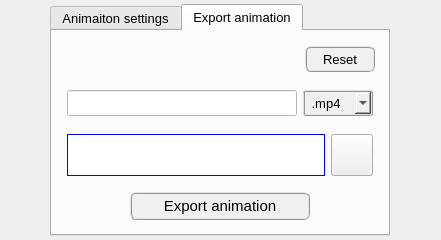
The window that pulse/interface/ui_files/plots/animation/animation_widget.ui (open-pulse/OpenPulse) describes before a commit, drawn with Qt 5.
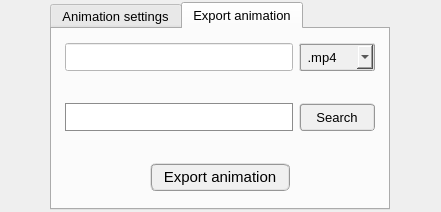
The same window after the commit. The open tabs and pages were chosen to show the change. Icons and pictures are not drawn.

Diff of the .ui file:
```diff
--- a/pulse/interface/ui_files/plots/animation/animation_widget.ui
+++ b/pulse/interface/ui_files/plots/animation/animation_widget.ui
@@ -7,19 +7,19 @@
     <x>0</x>
     <y>0</y>
     <width>441</width>
-    <height>240</height>
+    <height>212</height>
    </rect>
   </property>
   <property name="minimumSize">
    <size>
     <width>320</width>
-    <height>240</height>
+    <height>212</height>
    </size>
   </property>
   <property name="maximumSize">
    <size>
     <width>600</width>
-    <height>240</height>
+    <height>212</height>
    </size>
   </property>
   <property name="windowTitle">
@@ -27,26 +27,26 @@
   </property>
   <layout class="QGridLayout" name="gridLayout">
    <property name="leftMargin">
-    <number>4</number>
+    <number>2</number>
    </property>
    <property name="topMargin">
-    <number>4</number>
+    <number>2</number>
    </property>
    <property name="rightMargin">
-    <number>4</number>
+    <number>2</number>
    </property>
    <property name="bottomMargin">
-    <number>4</number>
+    <number>2</number>
    </property>
    <property name="spacing">
-    <number>4</number>
+    <number>2</number>
    </property>
    <item row="0" column="0">
     <widget class="QTabWidget" name="tabWidget_animation">
      <property name="minimumSize">
       <size>
        <width>340</width>
-       <height>232</height>
+       <height>200</height>
       </size>
      </property>
      <property name="maximumSize">
@@ -69,7 +69,7 @@
      </property>
      <widget class="QWidget" name="tab_main">
       <attribute name="title">
-       <string>Animaiton settings</string>
+       <string>Animation settings</string>
       </attribute>
       <layout class="QGridLayout" name="gridLayout_12">
        <item row="4" column="0">
@@ -509,94 +509,19 @@
        <string>Export animation</string>
       </attribute>
       <layout class="QGridLayout" name="gridLayout_8">
+       <property name="leftMargin">
+        <number>4</number>
+       </property>
+       <property name="topMargin">
+        <number>4</number>
+       </property>
+       <property name="rightMargin">
+        <number>4</number>
+       </property>
+       <property name="bottomMargin">
+        <number>4</number>
+       </property>
        <item row="0" column="0">
-        <widget class="QFrame" name="frame_18">
-         <property name="maximumSize">
-          <size>
-           <width>16777215</width>
-           <height>40</height>
-          </size>
-         </property>
-         <property name="frameShape">
-          <enum>QFrame::NoFrame</enum>
-         </property>
-         <property name="frameShadow">
-          <enum>QFrame::Raised</enum>
-         </property>
-         <layout class="QGridLayout" name="gridLayout_14">
-          <property name="leftMargin">
-           <number>4</number>
-          </property>
-          <property name="topMargin">
-           <number>4</number>
-          </property>
-          <property name="rightMargin">
-           <number>4</number>
-          </property>
-          <property name="bottomMargin">
-           <number>4</number>
-          </property>
-          <property name="spacing">
-           <number>4</number>
-          </property>
-          <item row="0" column="1">
-           <widget class="QPushButton" name="pushButton_reset">
-            <property name="minimumSize">
-             <size>
-              <width>70</width>
-              <height>26</height>
-             </size>
-            </property>
-            <property name="maximumSize">
-             <size>
-              <width>70</width>
-              <height>26</height>
-             </size>
-            </property>
-            <property name="font">
-             <font>
-              <family>MS Shell Dlg 2</family>
-              <pointsize>10</pointsize>
-              <weight>9</weight>
-              <italic>false</italic>
-              <bold>false</bold>
-             </font>
-            </property>
-            <property name="styleSheet">
-             <string notr="true">QPushButton{border-radius: 6px; border-color: rgb(150, 150, 150); border-style: ridge; border-width: 2px; color: rgb(0, 0, 0); background-color: rgb(240, 240, 240); font: 75 10pt &quot;MS Shell Dlg 2&quot;}
-QPushButton:hover{border-radius: 6px; border-color: rgb(0, 170, 255); border-style: ridge; border-width: 2px; color: rgb(0, 0, 0); background-color: rgba(174, 213, 255, 100); font: 75 10pt &quot;MS Shell Dlg 2&quot;}
-QPushButton:pressed{border-radius: 6px; border-color: rgb(0, 170, 255); border-style: ridge; border-width: 3px; color: rgb(0, 0, 0); background-color: rgb(174, 213, 255); font: 75 10pt &quot;MS Shell Dlg 2&quot;}</string>
-            </property>
-            <property name="text">
-             <string>Reset</string>
-            </property>
-            <property name="iconSize">
-             <size>
-              <width>22</width>
-              <height>22</height>
-             </size>
-            </property>
-           </widget>
-          </item>
-          <item row="0" column="0">
-           <widget class="QLabel" name="label_4">
-            <property name="font">
-             <font>
-              <pointsize>10</pointsize>
-             </font>
-            </property>
-            <property name="text">
-             <string/>
-            </property>
-            <property name="alignment">
-             <set>Qt::AlignCenter</set>
-            </property>
-           </widget>
-          </item>
-         </layout>
-        </widget>
-       </item>
-       <item row="1" column="0">
         <widget class="QFrame" name="frame_5">
          <property name="maximumSize">
           <size>
@@ -612,29 +537,29 @@
          </property>
          <layout class="QGridLayout" name="gridLayout_15">
           <property name="leftMargin">
-           <number>6</number>
+           <number>0</number>
           </property>
           <property name="topMargin">
-           <number>6</number>
+           <number>0</number>
           </property>
           <property name="rightMargin">
-           <number>6</number>
+           <number>0</number>
           </property>
           <property name="bottomMargin">
-           <number>6</number>
+           <number>0</number>
           </property>
-          <item row="0" column="0">
+          <item row="0" column="1">
            <widget class="QLineEdit" name="lineEdit_FileName">
             <property name="minimumSize">
              <size>
-              <width>200</width>
-              <height>26</height>
+              <width>228</width>
+              <height>28</height>
              </size>
             </property>
             <property name="maximumSize">
              <size>
-              <width>300</width>
-              <height>26</height>
+              <width>228</width>
+              <height>28</height>
              </size>
             </property>
             <property name="font">
@@ -663,18 +588,31 @@
             </property>
            </widget>
           </item>
-          <item row="0" column="1">
+          <item row="0" column="0">
+           <spacer name="horizontalSpacer_5">
+            <property name="orientation">
+             <enum>Qt::Horizontal</enum>
+            </property>
+            <property name="sizeHint" stdset="0">
+             <size>
+              <width>40</width>
+              <height>20</height>
+             </size>
+            </property>
+           </spacer>
+          </item>
+          <item row="0" column="2">
            <widget class="QComboBox" name="comboBox_file_format">
             <property name="minimumSize">
              <size>
-              <width>70</width>
-              <height>26</height>
+              <width>76</width>
+              <height>28</height>
              </size>
             </property>
             <property name="maximumSize">
              <size>
-              <width>70</width>
-              <height>26</height>
+              <width>76</width>
+              <height>28</height>
              </size>
             </property>
             <property name="font">
@@ -725,10 +663,99 @@
             </item>
            </widget>
           </item>
+          <item row="0" column="3">
+           <spacer name="horizontalSpacer_6">
+            <property name="orientation">
+             <enum>Qt::Horizontal</enum>
+            </property>
+            <property name="sizeHint" stdset="0">
+             <size>
+              <width>40</width>
+              <height>20</height>
+             </size>
+            </property>
+           </spacer>
+          </item>
          </layout>
         </widget>
        </item>
        <item row="2" column="0">
+        <widget class="QFrame" name="frame_19">
+         <property name="maximumSize">
+          <size>
+           <width>16777215</width>
+           <height>48</height>
+          </size>
+         </property>
+         <property name="frameShape">
+          <enum>QFrame::NoFrame</enum>
+         </property>
+         <property name="frameShadow">
+          <enum>QFrame::Raised</enum>
+         </property>
+         <layout class="QGridLayout" name="gridLayout_16">
+          <property name="leftMargin">
+           <number>0</number>
+          </property>
+          <property name="topMargin">
+           <number>0</number>
+          </property>
+          <property name="rightMargin">
+           <number>0</number>
+          </property>
+          <property name="bottomMargin">
+           <number>0</number>
+          </property>
+          <property name="spacing">
+           <number>0</number>
+          </property>
+          <item row="0" column="0">
+           <widget class="QPushButton" name="pushButton_export_animation">
+            <property name="minimumSize">
+             <size>
+              <width>140</width>
+              <height>28</height>
+             </size>
+            </property>
+            <property name="maximumSize">
+             <size>
+              <width>140</width>
+              <height>28</height>
+             </size>
+            </property>
+            <property name="font">
+             <font>
+              <family>MS Shell Dlg 2</family>
+              <pointsize>11</pointsize>
+              <weight>9</weight>
+              <italic>false</italic>
+              <bold>false</bold>
+             </font>
+            </property>
+            <property name="styleSheet">
+             <string notr="true">QPushButton{border-radius: 6px; border-color: rgb(150, 150, 150); border-style: ridge; border-width: 2px; color: rgb(0, 0, 0); background-color: rgb(240, 240, 240); font: 75 11pt &quot;MS Shell Dlg 2&quot;}
+QPushButton:hover{border-radius: 6px; border-color: rgb(0, 170, 255); border-style: ridge; border-width: 2px; color: rgb(0, 0, 0); background-color: rgba(174, 213, 255, 100); font: 75 11pt &quot;MS Shell Dlg 2&quot;}
+QPushButton:pressed{border-radius: 6px; border-color: rgb(0, 170, 255); border-style: ridge; border-width: 3px; color: rgb(0, 0, 0); background-color: rgb(174, 213, 255); font: 75 11pt &quot;MS Shell Dlg 2&quot;}</string>
+            </property>
+            <property name="text">
+             <string>Export animation</string>
+            </property>
+            <property name="icon">
+             <iconset>
+              <normaloff>../../../../../data/icons/008-diskette.png</normaloff>../../../../../data/icons/008-diskette.png</iconset>
+            </property>
+            <property name="iconSize">
+             <size>
+              <width>24</width>
+              <height>24</height>
+             </size>
+            </property>
+           </widget>
+          </item>
+         </layout>
+        </widget>
+       </item>
+       <item row="1" column="0">
         <widget class="QFrame" name="frame_4">
          <property name="maximumSize">
           <size>
@@ -744,35 +771,48 @@
          </property>
          <layout class="QGridLayout" name="gridLayout_3">
           <property name="leftMargin">
-           <number>6</number>
+           <number>0</number>
           </property>
           <property name="topMargin">
-           <number>6</number>
+           <number>0</number>
           </property>
           <property name="rightMargin">
-           <number>6</number>
+           <number>0</number>
           </property>
           <property name="bottomMargin">
-           <number>6</number>
+           <number>0</number>
           </property>
           <property name="spacing">
            <number>6</number>
           </property>
           <item row="0" column="0">
+           <spacer name="horizontalSpacer_7">
+            <property name="orientation">
+             <enum>Qt::Horizontal</enum>
+            </property>
+            <property name="sizeHint" stdset="0">
+             <size>
+              <width>40</width>
+              <height>20</height>
+             </size>
+            </property>
+           </spacer>
+          </item>
+          <item row="0" column="1">
            <widget class="QLabel" name="label_export_path">
             <property name="enabled">
              <bool>false</bool>
             </property>
             <property name="minimumSize">
              <size>
-              <width>200</width>
-              <height>42</height>
+              <width>228</width>
+              <height>28</height>
              </size>
             </property>
             <property name="maximumSize">
              <size>
-              <width>300</width>
-              <height>42</height>
+              <width>228</width>
+              <height>28</height>
              </size>
             </property>
             <property name="font">
@@ -785,7 +825,7 @@
              </font>
             </property>
             <property name="styleSheet">
-             <string notr="true">color: rgb(0, 0, 255);
+             <string notr="true">color: rgb(140, 140, 140);
 background-color: rgb(255, 255, 255);</string>
             </property>
             <property name="frameShape">
@@ -802,34 +842,38 @@
             </property>
            </widget>
           </item>
-          <item row="0" column="1">
+          <item row="0" column="2">
            <widget class="QPushButton" name="pushButton_ChooseFolderExport">
             <property name="minimumSize">
              <size>
-              <width>42</width>
-              <height>42</height>
+              <width>76</width>
+              <height>28</height>
              </size>
             </property>
             <property name="maximumSize">
              <size>
-              <width>42</width>
-              <height>42</height>
+              <width>76</width>
+              <height>28</height>
              </size>
             </property>
             <property name="font">
              <font>
-              <family>Arial</family>
-              <pointsize>11</pointsize>
-              <weight>75</weight>
-              <italic>true</italic>
-              <bold>true</bold>
+              <pointsize>10</pointsize>
+              <weight>50</weight>
+              <italic>false</italic>
+              <bold>false</bold>
              </font>
             </property>
             <property name="toolTip">
              <string>&lt;html&gt;&lt;head/&gt;&lt;body&gt;&lt;p&gt;&lt;span style=&quot; font-weight:400; font-style:normal;&quot;&gt;Choose a folder&lt;/span&gt;&lt;/p&gt;&lt;/body&gt;&lt;/html&gt;</string>
             </property>
+            <property name="styleSheet">
+             <string notr="true">QPushButton{border-radius: 4px; border-color: rgb(150, 150, 150); border-style: ridge; border-width: 2px; color: rgb(0, 0, 0); background-color: rgb(240, 240, 240); font: 10pt &quot;MS Shell Dlg 2&quot;}
+QPushButton:hover{border-radius: 4px; border-color: rgb(0, 170, 255); border-style: ridge; border-width: 2px; color: rgb(0, 0, 0); background-color: rgba(174, 213, 255, 100); font: 10pt &quot;MS Shell Dlg 2&quot;}
+QPushButton:pressed{border-radius: 4px; border-color: rgb(0, 170, 255); border-style: ridge; border-width: 3px; color: rgb(0, 0, 0); background-color: rgb(174, 213, 255); font: 10pt &quot;MS Shell Dlg 2&quot;}</string>
+            </property>
             <property name="text">
-             <string/>
+             <string>Search</string>
             </property>
             <property name="icon">
              <iconset>
@@ -837,87 +881,24 @@
             </property>
             <property name="iconSize">
              <size>
-              <width>26</width>
-              <height>26</height>
+              <width>16</width>
+              <height>16</height>
              </size>
             </property>
            </widget>
           </item>
-         </layout>
-        </widget>
-       </item>
-       <item row="3" column="0">
-        <widget class="QFrame" name="frame_19">
-         <property name="maximumSize">
-          <size>
-           <width>16777215</width>
-           <height>48</height>
-          </size>
-         </property>
-         <property name="frameShape">
-          <enum>QFrame::NoFrame</enum>
-         </property>
-         <property name="frameShadow">
-          <enum>QFrame::Raised</enum>
-         </property>
-         <layout class="QGridLayout" name="gridLayout_16">
-          <property name="leftMargin">
-           <number>0</number>
-          </property>
-          <property name="topMargin">
-           <number>0</number>
-          </property>
-          <property name="rightMargin">
-           <number>0</number>
-          </property>
-          <property name="bottomMargin">
-           <number>0</number>
-          </property>
-          <property name="spacing">
-           <number>0</number>
-          </property>
-          <item row="0" column="0">
-           <widget class="QPushButton" name="pushButton_export_animation">
-            <property name="minimumSize">
-             <size>
-              <width>180</width>
-              <height>28</height>
-             </size>
+          <item row="0" column="3">
+           <spacer name="horizontalSpacer_8">
+            <property name="orientation">
+             <enum>Qt::Horizontal</enum>
             </property>
-            <property name="maximumSize">
+            <property name="sizeHint" stdset="0">
              <size>
-              <width>180</width>
-              <height>28</height>
+              <width>40</width>
+              <height>20</height>
              </size>
             </property>
-            <property name="font">
-             <font>
-              <family>MS Shell Dlg 2</family>
-              <pointsize>11</pointsize>
-              <weight>9</weight>
-              <italic>false</italic>
-              <bold>false</bold>
-             </font>
-            </property>
-            <property name="styleSheet">
-             <string notr="true">QPushButton{border-radius: 6px; border-color: rgb(150, 150, 150); border-style: ridge; border-width: 2px; color: rgb(0, 0, 0); background-color: rgb(240, 240, 240); font: 75 11pt &quot;MS Shell Dlg 2&quot;}
-QPushButton:hover{border-radius: 6px; border-color: rgb(0, 170, 255); border-style: ridge; border-width: 2px; color: rgb(0, 0, 0); background-color: rgba(174, 213, 255, 100); font: 75 11pt &quot;MS Shell Dlg 2&quot;}
-QPushButton:pressed{border-radius: 6px; border-color: rgb(0, 170, 255); border-style: ridge; border-width: 3px; color: rgb(0, 0, 0); background-color: rgb(174, 213, 255); font: 75 11pt &quot;MS Shell Dlg 2&quot;}</string>
-            </property>
-            <property name="text">
-             <string>Export animation</string>
-            </property>
-            <property name="icon">
-             <iconset>
-              <normaloff>../../../../../data/icons/008-diskette.png</normaloff>../../../../../data/icons/008-diskette.png</iconset>
-            </property>
-            <property name="iconSize">
-             <size>
-              <width>24</width>
-              <height>24</height>
-             </size>
-            </property>
-           </widget>
+           </spacer>
           </item>
          </layout>
         </widget>
```
Left out of the diff: 427 changed lines with no effect on the pictures.
